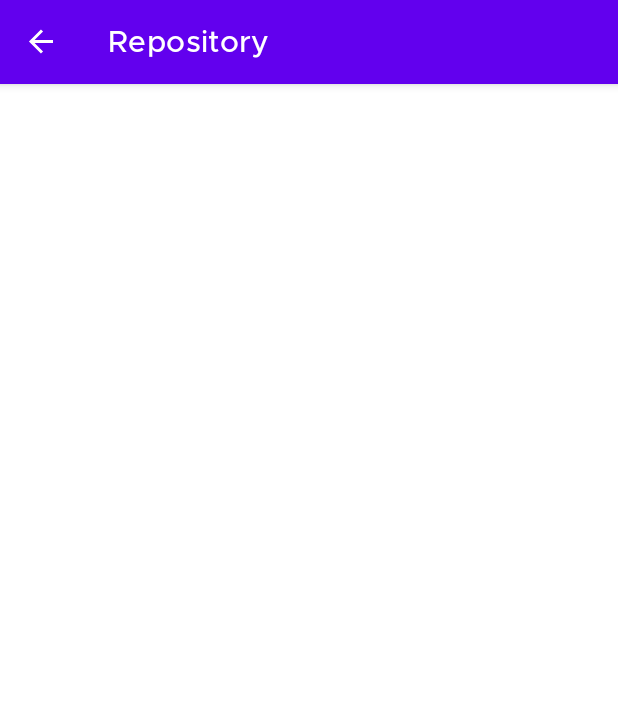
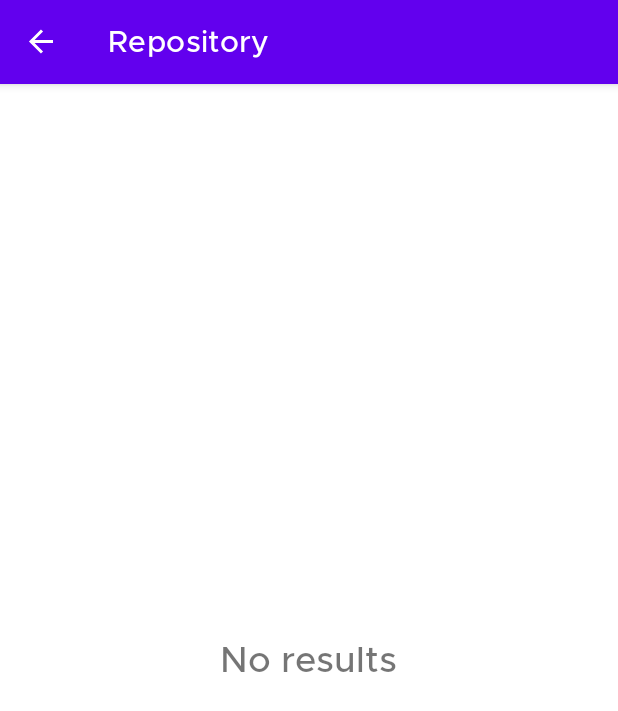
Before and after one commit to DidahDx/GithubApp, an Android app: the GithubRepoFragment screen opened through its navigation route, on a phone screen of 412 x 824 dp. Shown: the top 711 px of the screen. Run offline under Robolectric (Android 15) with nearby library versions, the phone set to English and light mode, and no system bars; our stand-ins replace Dagger/Hilt's generated code, Room's generated code, Timber, navigation-ui, paging; pictures from the network do not load; 2 statements that could not run were skipped.

Commit message:
minor update

```diff
--- a/app/src/main/java/com/github/didahdx/githubapp/ui/MainActivity.kt
+++ b/app/src/main/java/com/github/didahdx/githubapp/ui/MainActivity.kt
@@ -2,6 +2,7 @@ package com.github.didahdx.githubapp.ui
 
 import android.os.Bundle
 import androidx.appcompat.app.AppCompatActivity
+import androidx.navigation.NavController
 import androidx.navigation.findNavController
 import androidx.navigation.fragment.NavHostFragment
 import androidx.navigation.ui.AppBarConfiguration
@@ -13,7 +14,7 @@ import dagger.hilt.android.AndroidEntryPoint
 
 @AndroidEntryPoint
 class MainActivity : AppCompatActivity() {
-    lateinit var appBarConfiguration: AppBarConfiguration
+    lateinit var navController: NavController
     override fun onCreate(savedInstanceState: Bundle?) {
         super.onCreate(savedInstanceState)
         val binding = ActivityMainBinding.inflate(layoutInflater)
@@ -21,15 +22,14 @@ class MainActivity : AppCompatActivity() {
 
         val navHostFragment =
             supportFragmentManager.findFragmentById(R.id.nav_host_fragment_container) as NavHostFragment
-        val navController = navHostFragment.navController
-        appBarConfiguration = AppBarConfiguration(navController.graph)
+         navController = navHostFragment.navController
+        val appBarConfiguration = AppBarConfiguration(navController.graph)
         setupActionBarWithNavController(navController, appBarConfiguration)
 
     }
 
     override fun onSupportNavigateUp(): Boolean {
-        val navController = findNavController(R.id.nav_host_fragment_container)
-        return navController.navigateUp(appBarConfiguration)
+        return navController.navigateUp()
                 || super.onSupportNavigateUp()
     }
 
--- a/app/src/main/java/com/github/didahdx/githubapp/ui/searchUsers/SearchFragment.kt
+++ b/app/src/main/java/com/github/didahdx/githubapp/ui/searchUsers/SearchFragment.kt
@@ -125,6 +125,7 @@ class SearchFragment : Fragment(R.layout.fragment_search) {
             searchView.setQuery(pendingQuery, false)
         }
         searchView.onQueryTextSubmit { query ->
+            binding.rvUsers.scrollToPosition(0)
             viewModel.searchUser(query)
             searchView.clearFocus()
         }
--- a/app/src/main/res/layout/fragment_follow.xml
+++ b/app/src/main/res/layout/fragment_follow.xml
@@ -30,8 +30,8 @@
 
     <TextView
         android:id="@+id/empty_list"
-        android:layout_width="0dp"
-        android:layout_height="match_parent"
+        android:layout_width="wrap_content"
+        android:layout_height="wrap_content"
         android:layout_gravity="center"
         android:gravity="center"
         android:text="@string/no_results"
--- a/app/src/main/res/layout/fragment_github_repo.xml
+++ b/app/src/main/res/layout/fragment_github_repo.xml
@@ -35,8 +35,8 @@
 
     <TextView
         android:id="@+id/empty_list"
-        android:layout_width="0dp"
-        android:layout_height="match_parent"
+        android:layout_width="wrap_content"
+        android:layout_height="wrap_content"
         android:gravity="center"
         tools:visibility="visible"
         android:layout_gravity="center"
```
Also changed, not shown: app/build.gradle (+14 -0 lines), dependencies.gradle (+8 -4 lines).
